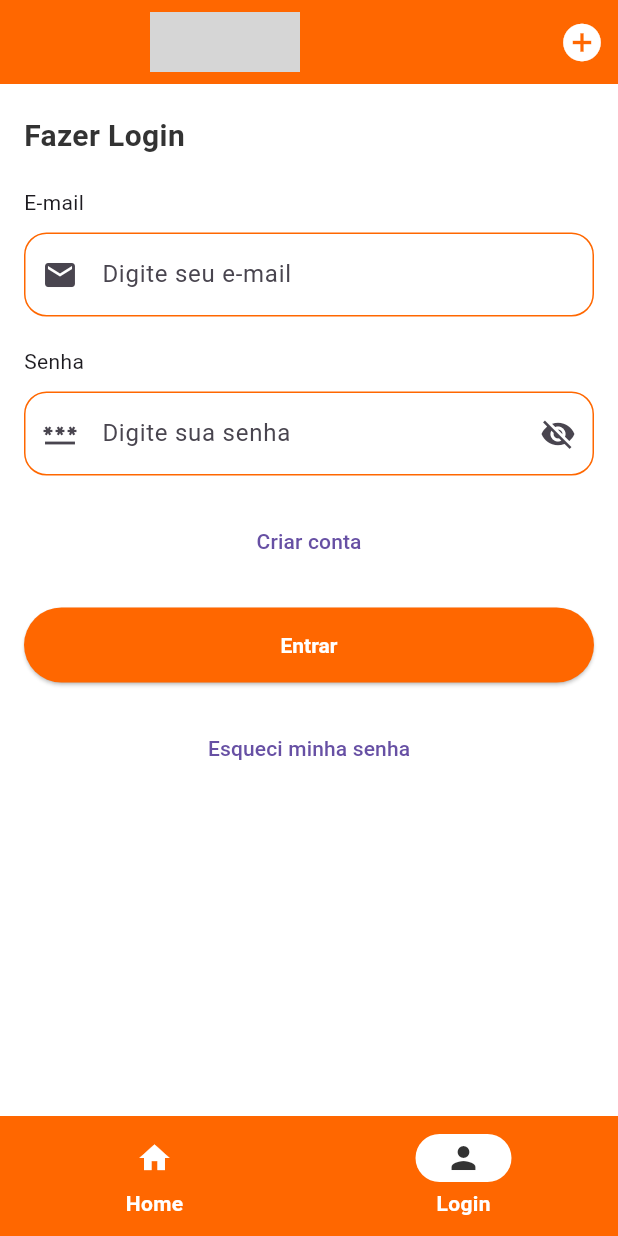
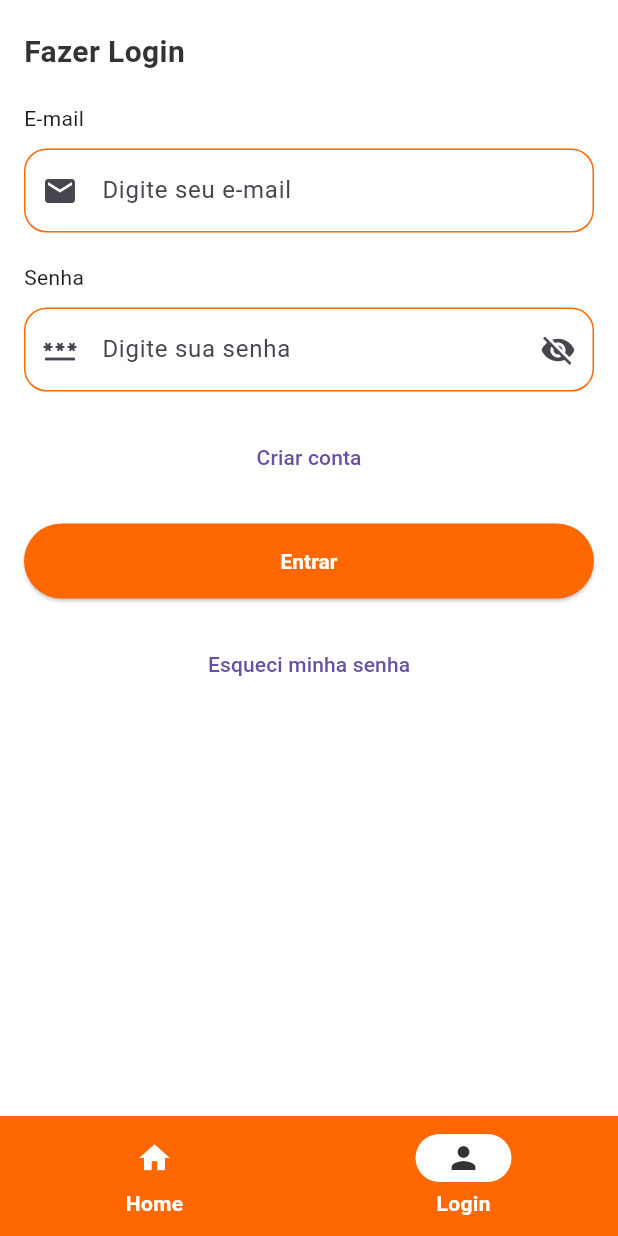
Before and after one commit to luivargas/sorteador_amigo_secreto, a Flutter app: the screen it shows after launch, item 2 of the bottom bar chosen, on a phone screen of 412 x 824 dp. Run offline on Flutter 3.47's test engine with Material 3 defaults, Android fonts, the light colour scheme and no system bars; our stand-ins replace brasil_fields, dio, flutter_bloc, flutter_slidable, get_it, go_router and 5 more; missing offline and left inert: dart:ffi; grey boxes are pictures that could not be loaded.

Commit message:
Atualização da navbar e criação de algumas telas

```diff
--- /dev/null
+++ b/devtools_options.yaml
@@ -0,0 +1,3 @@
+description: This file stores settings for Dart & Flutter DevTools.
+documentation: https://docs.flutter.dev/tools/devtools/extensions#configure-extension-enablement-states
+extensions:
--- a/lib/components/my_appbar.dart
+++ b/lib/components/my_appbar.dart
@@ -1,56 +1,38 @@
 import 'package:flutter/material.dart';
 import 'package:sorteador_amigo_secreto/pages/group/presentation/widgets/group_button.dart';
+import 'package:sorteador_amigo_secreto/theme/my_colors.dart';
 import 'package:sorteador_amigo_secreto/theme/my_theme.dart';
 
 class MyAppBar extends StatelessWidget implements PreferredSizeWidget {
-  final Widget? title;
-  final List<Widget>? actions;
 
-  const MyAppBar({super.key, this.title, this.actions});
+  const MyAppBar({super.key});
 
   @override
   Size get preferredSize => const Size.fromHeight(kToolbarHeight);
 
   @override
   Widget build(BuildContext context) {
-    final title = SizedBox(
-      width: 100,
-      child: Image.asset('./assets/logos/full/Logo_6.png'),
-    );
 
-    return AppBar(title: title, backgroundColor: myTheme.canvasColor);
+    return AppBar(backgroundColor: myTheme.canvasColor);
   }
 }
 
-class MyHomeAppBar extends StatelessWidget implements PreferredSizeWidget {
-  final Widget? title;
-  final List<Widget>? actions;
-
-  const MyHomeAppBar({super.key, this.title, this.actions});
-
-  @override
-  Size get preferredSize => const Size.fromHeight(kToolbarHeight);
+class MyHomeAppBar extends StatelessWidget {
+  const MyHomeAppBar({super.key});
 
   @override
   Widget build(BuildContext context) {
     final title = SizedBox(
-      width: 100,
-      child: Image.asset('./assets/logos/full/Logo_6.png'),
+      child: Image.asset('./assets/logos/full/Logo_3.png', scale: 15,),
     );
-    final actions = [
-      IconButton(
-        onPressed: () => showModalBottomSheet<void>(
-          context: context,
-          builder: (context) => GroupButton(),
-        ),
-        icon: Icon(Icons.add_circle, color: Colors.white, size: 30),
+    final actions = IconButton(
+      onPressed: () => showModalBottomSheet<void>(
+        context: context,
+        builder: (context) => GroupButton(),
       ),
-    ];
+      icon: Icon(Icons.add_circle, color: MyColors.sorteadorOrange, size: 30),
+    );
 
-    return AppBar(
-      title: title,
-      actions: actions,
-      backgroundColor: myTheme.canvasColor,
-    );
+    return Row(mainAxisAlignment: MainAxisAlignment.spaceBetween,children: [title, actions]);
   }
 }
--- a/lib/components/my_navbar.dart
+++ b/lib/components/my_navbar.dart
@@ -1,6 +1,5 @@
 import 'package:flutter/material.dart';
 import 'package:go_router/go_router.dart';
-import 'package:sorteador_amigo_secreto/components/my_appbar.dart';
 import 'package:sorteador_amigo_secreto/theme/my_colors.dart';
 
 class MyNavbar extends StatelessWidget {
@@ -17,7 +16,6 @@ class MyNavbar extends StatelessWidget {
       return path.startsWith(currentLocation);
     });
     return Scaffold(
-      appBar: MyHomeAppBar(),
       body: child,
       bottomNavigationBar: NavigationBar(
         indicatorColor: Colors.white,
--- a/lib/pages/auth/presentation/screens/login.dart
+++ b/lib/pages/auth/presentation/screens/login.dart
@@ -3,6 +3,7 @@ import 'package:go_router/go_router.dart';
 import 'package:sorteador_amigo_secreto/injector/injector.dart';
 import 'package:sorteador_amigo_secreto/pages/auth/domain/entities/auth_login_entity.dart';
 import 'package:sorteador_amigo_secreto/pages/auth/presentation/cubit/auth_cubit.dart';
+import 'package:sorteador_amigo_secreto/theme/my_colors.dart';
 import 'package:sorteador_amigo_secreto/theme/my_theme.dart';
 
 class LoginPage extends StatefulWidget {
@@ -59,7 +60,9 @@ class _LoginPage extends State<LoginPage> {
       key: formKey,
       child: Scaffold(
         backgroundColor: Colors.white,
-        body: ConstrainedBox(
+        body: SafeArea(
+          bottom: false,
+          child: ConstrainedBox(
             constraints: BoxConstraints(
               minWidth: 300,
               maxWidth: 600,
@@ -154,6 +157,7 @@ class _LoginPage extends State<LoginPage> {
             ),
           ),
         ),
+      ),
     );
   }
 }
--- a/lib/pages/home_screen/presentation/widgets/home_screen_body.dart
+++ b/lib/pages/home_screen/presentation/widgets/home_screen_body.dart
@@ -1,6 +1,7 @@
 import 'package:flutter/material.dart';
 import 'package:sorteador_amigo_secreto/components/group_card.dart';
 import 'package:flutter_slidable/flutter_slidable.dart';
+import 'package:sorteador_amigo_secreto/components/my_appbar.dart';
 import 'package:sorteador_amigo_secreto/pages/home_screen/presentation/widgets/filter_sheet.dart';
 
 class HomeScreenBody extends StatefulWidget {
@@ -115,7 +116,8 @@ class _HomeScreenBodyState extends State<HomeScreenBody>
   Widget build(BuildContext context) {
     return Scaffold(
       backgroundColor: Colors.white,
-      body: ConstrainedBox(
+      body: SafeArea(
+        child: ConstrainedBox(
           constraints: BoxConstraints(
             minWidth: 300,
             maxWidth: 600,
@@ -124,6 +126,7 @@ class _HomeScreenBodyState extends State<HomeScreenBody>
           ),
           child: Column(
             children: [
+              MyHomeAppBar(),
               Padding(
                 padding: const EdgeInsets.fromLTRB(20, 20, 20, 20),
                 child: Row(
@@ -188,6 +191,7 @@ class _HomeScreenBodyState extends State<HomeScreenBody>
             ],
           ),
         ),
+      ),
     );
   }
 }
--- a/lib/routes/routes.dart
+++ b/lib/routes/routes.dart
@@ -5,6 +5,7 @@ import 'package:sorteador_amigo_secreto/injector/injector.dart';
 import 'package:sorteador_amigo_secreto/pages/auth/presentation/cubit/auth_cubit.dart';
 import 'package:sorteador_amigo_secreto/pages/auth/presentation/screens/forgot_password.dart';
 import 'package:sorteador_amigo_secreto/pages/group/presentation/screens/create_group.dart';
+import 'package:sorteador_amigo_secreto/pages/group/presentation/screens/view_group.dart';
 import 'package:sorteador_amigo_secreto/pages/group/presentation/widgets/enter_group/enter_group.dart';
 import 'package:sorteador_amigo_secreto/pages/home_screen/presentation/screens/home_screen.dart';
 import 'package:sorteador_amigo_secreto/pages/auth/widgets/register.dart';
@@ -15,7 +16,7 @@ import 'package:sorteador_amigo_secreto/pages/user/presentation/screens/user_scr
 final auth = getIt<AuthCubit>();
 
 final routes = GoRouter(
-  initialLocation: '/',
+  initialLocation: '/home',
   routes: [
     ShellRoute(
       builder: (context, state, child) => MyNavbar(child: child),
@@ -61,5 +62,9 @@ final routes = GoRouter(
       builder: (BuildContext context, GoRouterState state) =>
           const SplashScreen(),
     ),
+    GoRoute(
+      path: '/view_group',
+      builder: (BuildContext context, GoRouterState state) => const ViewGroup(),
+    ),
   ],
 );
```
Also changed, not shown: lib/pages/group/presentation/screens/view_group.dart (+16 -1 lines), lib/pages/group/presentation/widgets/view_group/view_group_body.dart (added, +48 -0 lines), lib/pages/group/presentation/widgets/view_group/view_group_card.dart (added, +81 -0 lines), 1 other file. Lines whose indentation alone changed are shown as unchanged.
